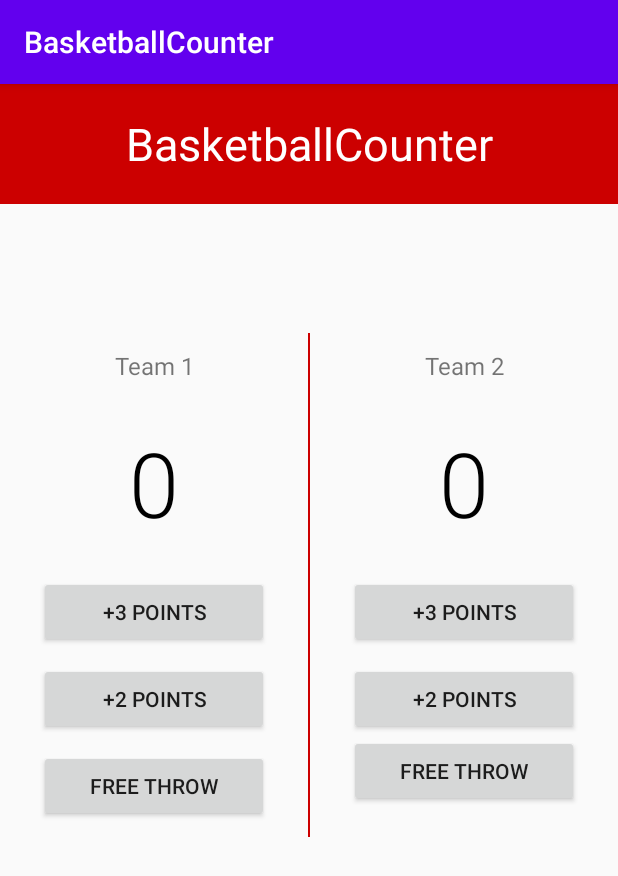
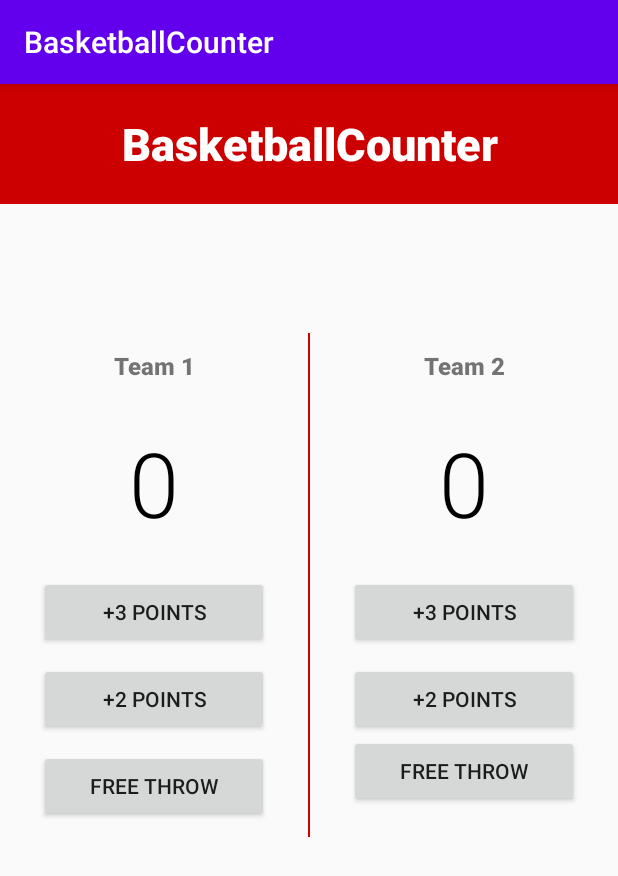
Before and after one commit to Matthew7758/group21_project3, an Android app: the screen it shows after launch (MainActivity), on a phone screen of 412 x 824 dp. Shown: the top 876 px of the screen. Run offline under Robolectric (Android 15) with nearby library versions, the phone set to English and light mode, and no system bars.

Commit message:
Fixed font types on View and added method stubs to remove errors. TODO: Write MainActivity.kt and add a horizontal layout.

```diff
--- a/app/src/main/res/layout/activity_main.xml
+++ b/app/src/main/res/layout/activity_main.xml
@@ -19,6 +19,7 @@
             android:layout_gravity="center"
             android:ems="14"
             android:text="@string/app_name"
+            android:fontFamily="sans-serif-black"
             android:textAlignment="center"
             android:textColor="@android:color/white"
             android:textSize="30sp" />
@@ -48,6 +49,7 @@
                     android:layout_width="match_parent"
                     android:layout_height="match_parent"
                     android:ems="12"
+                    android:fontFamily="sans-serif-black"
                     android:gravity="center"
                     android:text="@string/team1Name"
                     android:textAlignment="center"
@@ -115,6 +117,7 @@
                     android:layout_height="match_parent"
                     android:ems="12"
                     android:gravity="center"
+                    android:fontFamily="sans-serif-black"
                     android:text="@string/team2Name"
                     android:textAlignment="center"
                     android:textSize="16sp" />
```
Also changed, not shown: app/src/main/java/com/group21/android/basketballcounter/MainActivity.kt (+9 -1 lines).
